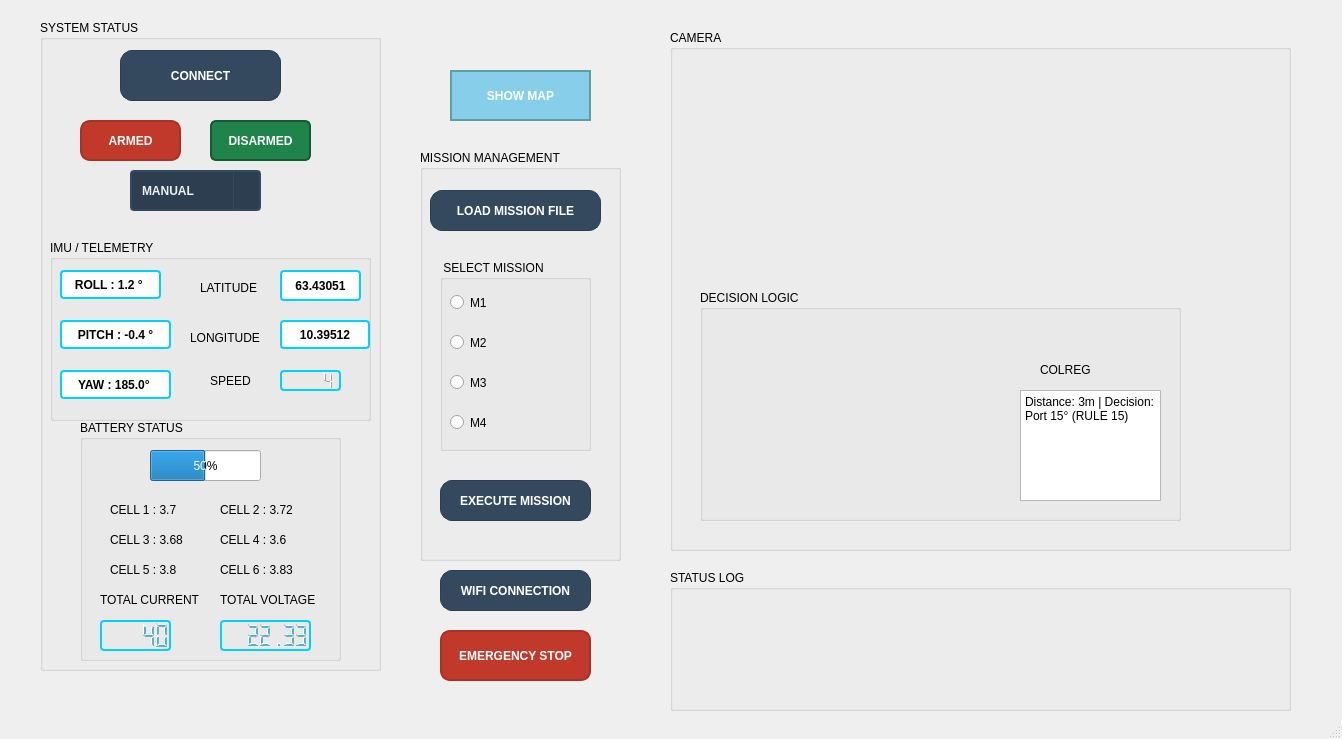
First picture: the form in gui/ui/njord.ui, repository Hotashika/PRUVA, before the edit.
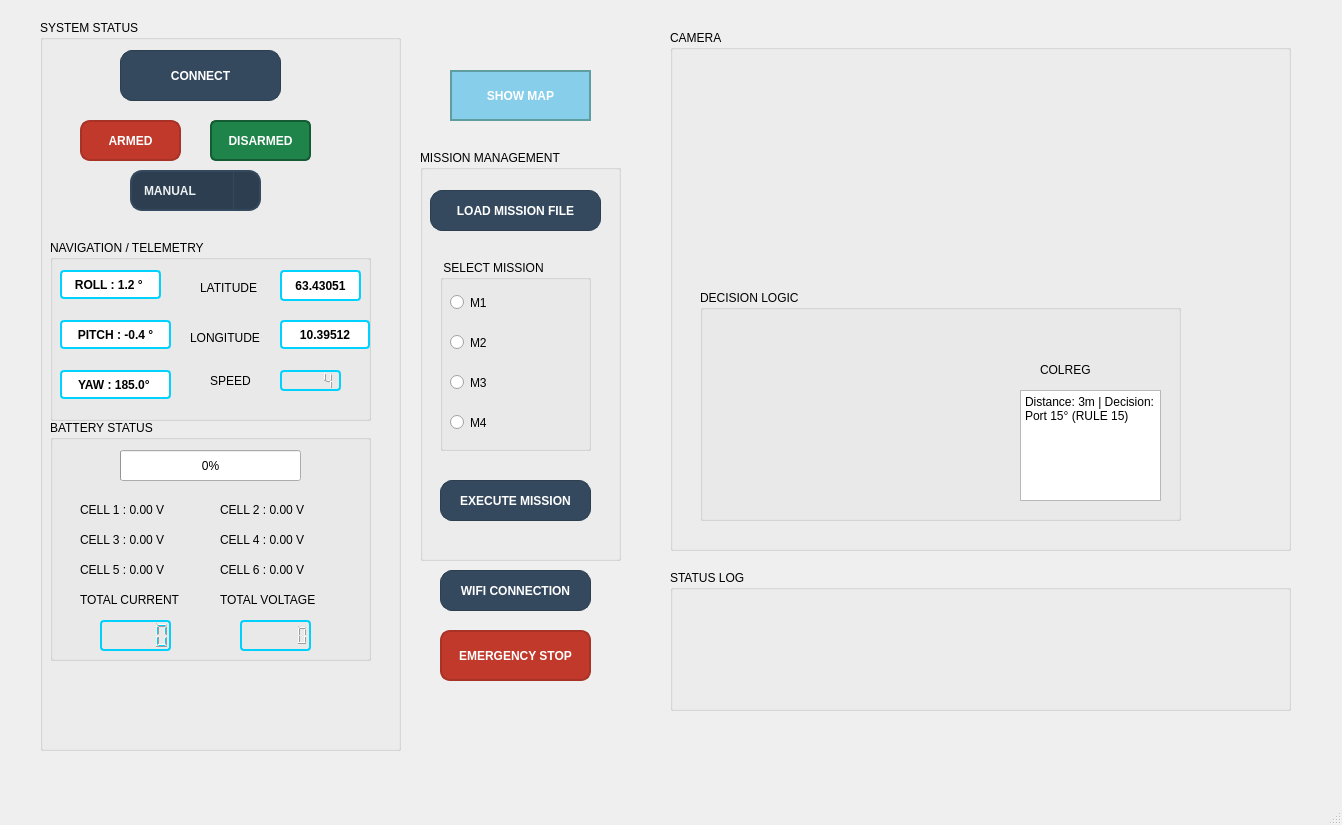
Second picture: the form after the edit. Icons and pictures are not drawn.

The edit to the form file:
```diff
--- a/gui/ui/njord.ui
+++ b/gui/ui/njord.ui
@@ -7,7 +7,7 @@
     <x>0</x>
     <y>0</y>
     <width>1342</width>
-    <height>739</height>
+    <height>825</height>
    </rect>
   </property>
   <property name="windowTitle">
@@ -246,8 +246,8 @@
      <rect>
       <x>40</x>
       <y>20</y>
-      <width>341</width>
-      <height>651</height>
+      <width>361</width>
+      <height>731</height>
      </rect>
     </property>
     <property name="title">
@@ -294,7 +294,7 @@
       </rect>
      </property>
      <property name="title">
-      <string>IMU / TELEMETRY</string>
+      <string>NAVIGATION / TELEMETRY</string>
      </property>
      <widget class="QLabel" name="label_4">
       <property name="geometry">
@@ -547,8 +547,8 @@
     background-color: #2c3e50;
     color: #ecf0f1;
     border: 2px solid #34495e;
-    border-radius: 4px;
-    padding: 5px 10px;
+    border-radius: 12px;
+    padding: 8px 30px 8px 12px;
     font-weight: bold;
 }
 
@@ -614,14 +614,14 @@
     <widget class="QLabel" name="label">
      <property name="geometry">
       <rect>
-       <x>70</x>
+       <x>40</x>
        <y>480</y>
-       <width>81</width>
+       <width>111</width>
        <height>20</height>
       </rect>
      </property>
      <property name="text">
-      <string>CELL 1 : 3.7</string>
+      <string>CELL 1 : 0.00 V</string>
      </property>
     </widget>
     <widget class="QLabel" name="label_13">
@@ -629,25 +629,25 @@
       <rect>
        <x>180</x>
        <y>480</y>
-       <width>81</width>
+       <width>111</width>
        <height>20</height>
       </rect>
      </property>
      <property name="text">
-      <string>CELL 2 : 3.72</string>
+      <string>CELL 2 : 0.00 V</string>
      </property>
     </widget>
     <widget class="QLabel" name="label_14">
      <property name="geometry">
       <rect>
-       <x>70</x>
+       <x>40</x>
        <y>510</y>
-       <width>91</width>
+       <width>121</width>
        <height>20</height>
       </rect>
      </property>
      <property name="text">
-      <string>CELL 3 : 3.68</string>
+      <string>CELL 3 : 0.00 V</string>
      </property>
     </widget>
     <widget class="QLabel" name="label_15">
@@ -655,25 +655,25 @@
       <rect>
        <x>180</x>
        <y>510</y>
-       <width>81</width>
+       <width>111</width>
        <height>20</height>
       </rect>
      </property>
      <property name="text">
-      <string>CELL 4 : 3.6 </string>
+      <string>CELL 4 : 0.00 V</string>
      </property>
     </widget>
     <widget class="QLabel" name="label_16">
      <property name="geometry">
       <rect>
-       <x>70</x>
+       <x>40</x>
        <y>540</y>
-       <width>81</width>
+       <width>111</width>
        <height>20</height>
       </rect>
      </property>
      <property name="text">
-      <string>CELL 5 : 3.8</string>
+      <string>CELL 5 : 0.00 V</string>
      </property>
     </widget>
     <widget class="QLabel" name="label_17">
@@ -681,20 +681,20 @@
       <rect>
        <x>180</x>
        <y>540</y>
-       <width>81</width>
+       <width>111</width>
        <height>20</height>
       </rect>
      </property>
      <property name="text">
-      <string>CELL 6 : 3.83</string>
+      <string>CELL 6 : 0.00 V</string>
      </property>
     </widget>
     <widget class="QLabel" name="label_18">
      <property name="geometry">
       <rect>
-       <x>60</x>
+       <x>40</x>
        <y>570</y>
-       <width>111</width>
+       <width>131</width>
        <height>20</height>
       </rect>
      </property>
@@ -707,7 +707,7 @@
       <rect>
        <x>180</x>
        <y>570</y>
-       <width>111</width>
+       <width>131</width>
        <height>20</height>
       </rect>
      </property>
@@ -739,15 +739,15 @@
       <enum>QLCDNumber::Dec</enum>
      </property>
      <property name="value" stdset="0">
-      <double>40.000000000000000</double>
+      <double>0.000000000000000</double>
      </property>
     </widget>
     <widget class="QLCDNumber" name="lcdNumber_2">
      <property name="geometry">
       <rect>
-       <x>180</x>
+       <x>200</x>
        <y>600</y>
-       <width>91</width>
+       <width>71</width>
        <height>31</height>
       </rect>
      </property>
@@ -766,7 +766,7 @@
       <number>7</number>
      </property>
      <property name="value" stdset="0">
-      <double>22.329999999999998</double>
+      <double>0.000000000000000</double>
      </property>
     </widget>
     <widget class="QPushButton" name="pushButton_4">
@@ -829,9 +829,9 @@
     <widget class="QGroupBox" name="groupBox_8">
      <property name="geometry">
       <rect>
-       <x>40</x>
+       <x>10</x>
        <y>400</y>
-       <width>261</width>
+       <width>321</width>
        <height>241</height>
       </rect>
      </property>
@@ -843,12 +843,12 @@
        <rect>
         <x>70</x>
         <y>30</y>
-        <width>111</width>
+        <width>181</width>
         <height>31</height>
        </rect>
       </property>
       <property name="value">
-       <number>50</number>
+       <number>0</number>
       </property>
      </widget>
     </widget>
```
Left out of the diff: 4 changed lines with no effect on the pictures.
